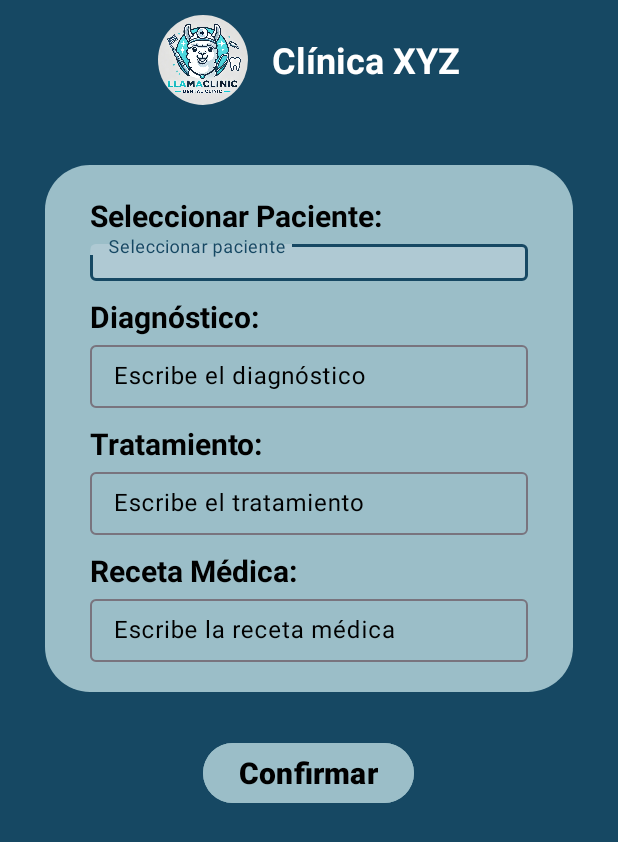
After one commit to ZCuak/PryAndroidClinicaOdontologo, an Android app: the layout agregar_detalle_consulta_layout.xml on its own in the app's theme, with its tools: preview values and no code run, on a phone screen of 412 x 824 dp. The commit adds this screen. Shown: the top 842 px of the screen. Run offline under Robolectric (Android 15) with nearby library versions, the phone set to English and light mode, and no system bars; network calls fail.

Commit message:
xmls que pidio geanka, me gusta el pn de frank lo quiero en mi boca

```diff
--- /dev/null
+++ b/app/src/main/res/drawable/rounded_corners.xml
@@ -0,0 +1,5 @@
+<!-- res/drawable/rounded_corners.xml -->
+<shape xmlns:android="http://schemas.android.com/apk/res/android">
+    <solid android:color="@color/letraDark"/>
+    <corners android:radius="30dp"/>
+</shape>
--- /dev/null
+++ b/app/src/main/res/layout/agregar_detalle_consulta_layout.xml
@@ -0,0 +1,200 @@
+<?xml version="1.0" encoding="utf-8"?>
+<LinearLayout xmlns:android="http://schemas.android.com/apk/res/android"
+    android:layout_width="match_parent"
+    android:layout_height="match_parent"
+    android:orientation="vertical"
+    android:background="@color/clinicaDark"
+    xmlns:app="http://schemas.android.com/apk/res-auto">
+
+    <LinearLayout
+        android:layout_width="match_parent"
+        android:layout_height="wrap_content"
+        android:orientation="horizontal"
+        android:padding="10dp"
+        android:gravity="center">
+
+        <de.hdodenhof.circleimageview.CircleImageView
+            android:id="@+id/logoClinica"
+            android:layout_width="60dp"
+            android:layout_height="60dp"
+            android:src="@drawable/llamaclinic"
+            android:contentDescription="Logo de la clínica"
+            android:layout_marginEnd="16dp"/>
+
+        <TextView
+            android:layout_width="wrap_content"
+            android:layout_height="wrap_content"
+            android:text="Clínica XYZ"
+            android:textColor="@color/white"
+            android:textSize="24sp"
+            android:textStyle="bold"/>
+
+    </LinearLayout>
+
+    <LinearLayout
+        android:layout_width="match_parent"
+        android:layout_height="wrap_content"
+        android:layout_margin="30sp"
+        android:orientation="vertical"
+        android:background="@drawable/rounded_corners"
+        android:paddingLeft="30dp"
+        android:paddingRight="30dp">
+
+        <Space
+            android:layout_width="wrap_content"
+            android:layout_height="20dp"
+            />
+
+        <TextView
+            android:layout_width="wrap_content"
+            android:layout_height="wrap_content"
+            android:text="Seleccionar Paciente: "
+            android:layout_gravity="left"
+            android:textColor="@color/black"
+            android:textStyle="bold"
+            android:textSize="20sp"
+            android:layout_marginEnd="10dp"/>
+
+        <com.google.android.material.textfield.TextInputLayout
+            android:layout_width="match_parent"
+            android:layout_height="wrap_content"
+            android:id="@+id/txtSeleccionarPaciente"
+            android:layout_gravity="center"
+            android:textColorHint="@color/black"
+            android:hint="    Seleccionar paciente">
+
+            <AutoCompleteTextView
+                android:id="@+id/atcSeleccionarPaciente"
+                android:layout_width="match_parent"
+                android:layout_height="wrap_content"
+                android:textColor="@color/black"
+                android:inputType="none" />
+        </com.google.android.material.textfield.TextInputLayout>
+
+        <Space
+            android:layout_width="wrap_content"
+            android:layout_height="10dp"
+            />
+
+        <TextView
+            android:layout_width="wrap_content"
+            android:layout_height="wrap_content"
+            android:text="Diagnóstico: "
+            android:layout_gravity="left"
+            android:textColor="@color/black"
+            android:textStyle="bold"
+            android:textSize="20sp"
+            android:layout_marginEnd="10dp"/>
+
+        <com.google.android.material.textfield.TextInputLayout
+            android:layout_width="match_parent"
+            android:layout_height="wrap_content"
+            android:id="@+id/input_layout_diagnostico"
+            android:layout_gravity="center"
+            android:textColorHint="@color/black"
+            android:hint="Escribe el diagnóstico"
+            app:endIconMode="clear_text">
+
+            <com.google.android.material.textfield.TextInputEditText
+                android:id="@+id/txtDiagnostico"
+                android:layout_width="match_parent"
+                android:layout_height="wrap_content"
+                android:inputType="text"
+                android:textColor="@color/black"
+                android:singleLine="true"
+                android:ellipsize="end"
+                android:scrollHorizontally="true"
+                android:padding="10dp"/>
+        </com.google.android.material.textfield.TextInputLayout>
+
+        <Space
+            android:layout_width="wrap_content"
+            android:layout_height="10dp"
+            />
+
+        <TextView
+            android:layout_width="wrap_content"
+            android:layout_height="wrap_content"
+            android:text="Tratamiento: "
+            android:layout_gravity="left"
+            android:textColor="@color/black"
+            android:textStyle="bold"
+            android:textSize="20sp"
+            android:layout_marginEnd="10dp"/>
+
+        <com.google.android.material.textfield.TextInputLayout
+            android:layout_width="match_parent"
+            android:layout_height="wrap_content"
+            android:id="@+id/input_layout_tratamiento"
+            android:layout_gravity="center"
+            android:textColorHint="@color/black"
+            android:hint="Escribe el tratamiento"
+            app:endIconMode="clear_text">
+
+            <com.google.android.material.textfield.TextInputEditText
+                android:id="@+id/txtTratamiento"
+                android:layout_width="match_parent"
+                android:layout_height="wrap_content"
+                android:inputType="text"
+                android:textColor="@color/black"
+                android:singleLine="true"
+                android:ellipsize="end"
+                android:scrollHorizontally="true"
+                android:padding="10dp"/>
+        </com.google.android.material.textfield.TextInputLayout>
+
+        <Space
+            android:layout_width="wrap_content"
+            android:layout_height="10dp"
+            />
+
+        <TextView
+            android:layout_width="wrap_content"
+            android:layout_height="wrap_content"
+            android:text="Receta Médica: "
+            android:layout_gravity="left"
+            android:textColor="@color/black"
+            android:textStyle="bold"
+            android:textSize="20sp"
+            android:layout_marginEnd="10dp"/>
+
+        <com.google.android.material.textfield.TextInputLayout
+            android:layout_width="match_parent"
+            android:layout_height="wrap_content"
+            android:id="@+id/input_layout_receta"
+            android:layout_gravity="center"
+            android:textColorHint="@color/black"
+            android:hint="Escribe la receta médica"
+            app:endIconMode="clear_text">
+
+            <com.google.android.material.textfield.TextInputEditText
+                android:id="@+id/txtReceta"
+                android:layout_width="match_parent"
+                android:layout_height="wrap_content"
+                android:inputType="text"
+                android:textColor="@color/black"
+                android:singleLine="true"
+                android:ellipsize="end"
+                android:scrollHorizontally="true"
+                android:padding="10dp"/>
+        </com.google.android.material.textfield.TextInputLayout>
+
+        <Space
+            android:layout_width="wrap_content"
+            android:layout_height="20dp"
+            />
+    </LinearLayout>
+
+    <Button
+        android:id="@+id/btnConfirmar"
+        android:layout_width="wrap_content"
+        android:layout_height="wrap_content"
+        android:layout_gravity="center"
+        android:backgroundTint="@color/letraDark"
+        android:textColor="@color/black"
+        android:text="Confirmar"
+        android:textSize="20sp"
+        android:textStyle="bold"
+        app:cornerRadius="20dp" />
+
+</LinearLayout>
--- a/app/src/main/res/layout/cardview_cita_programada.xml
+++ b/app/src/main/res/layout/cardview_cita_programada.xml
@@ -24,6 +24,9 @@
             android:layout_height="95dp"
             android:src="@drawable/cita_programada"
             android:id="@+id/cita_programada"/>
+        <Space
+            android:layout_width="5dp"
+            android:layout_height="match_parent"/>
         <LinearLayout
             android:layout_width="match_parent"
             android:layout_height="wrap_content"
--- /dev/null
+++ b/app/src/main/res/layout/detalle_consulta.xml
@@ -0,0 +1,28 @@
+<?xml version="1.0" encoding="utf-8"?>
+<androidx.constraintlayout.widget.ConstraintLayout xmlns:android="http://schemas.android.com/apk/res/android"
+    android:layout_width="match_parent"
+    android:layout_height="match_parent"
+    xmlns:app="http://schemas.android.com/apk/res-auto"
+    android:background="@color/clinicaDark">
+    <LinearLayout
+        android:layout_width="0dp"
+        android:layout_height="wrap_content"
+        android:orientation="vertical"
+        android:background="@color/clinicaDark"
+        app:layout_constraintTop_toTopOf="parent"
+        app:layout_constraintStart_toStartOf="parent"
+        app:layout_constraintEnd_toEndOf="parent">
+        <Button
+            android:id="@+id/btnAgregarDetalleConsulta"
+            android:layout_width="wrap_content"
+            android:layout_height="60dp"
+            android:layout_marginTop="10dp"
+            android:textColor="@color/black"
+            android:backgroundTint="@color/letraDark"
+            android:text="Agregar Detalle"
+            android:textSize="20sp"
+            android:layout_gravity="center"
+            app:cornerRadius="20dp"/>
+        <include layout="@layout/fragment_detalle_consulta"/>
+    </LinearLayout>
+</androidx.constraintlayout.widget.ConstraintLayout>
--- /dev/null
+++ b/app/src/main/res/layout/fragment_detalle_consulta.xml
@@ -0,0 +1,23 @@
+<?xml version="1.0" encoding="utf-8"?>
+<RelativeLayout xmlns:android="http://schemas.android.com/apk/res/android"
+    xmlns:tools="http://schemas.android.com/tools"
+    xmlns:app="http://schemas.android.com/apk/res-auto"
+    android:layout_width="match_parent"
+    android:layout_height="match_parent"
+    tools:context=".CitaProgramadaFragment"
+    android:background="@color/clinicaDark">
+
+    <androidx.swiperefreshlayout.widget.SwipeRefreshLayout
+        android:layout_width="match_parent"
+        android:layout_height="match_parent"
+        android:id="@+id/layout_detalle_consulta">
+
+        <androidx.recyclerview.widget.RecyclerView
+            android:layout_width="match_parent"
+            android:layout_height="match_parent"
+            android:id="@+id/recyclerViewCitas"
+            android:padding="8dp"
+            app:layoutManager="androidx.recyclerview.widget.LinearLayoutManager"
+            tools:listitem="@layout/cardview_detalle_consulta"/>
+    </androidx.swiperefreshlayout.widget.SwipeRefreshLayout>
+</RelativeLayout>
```
